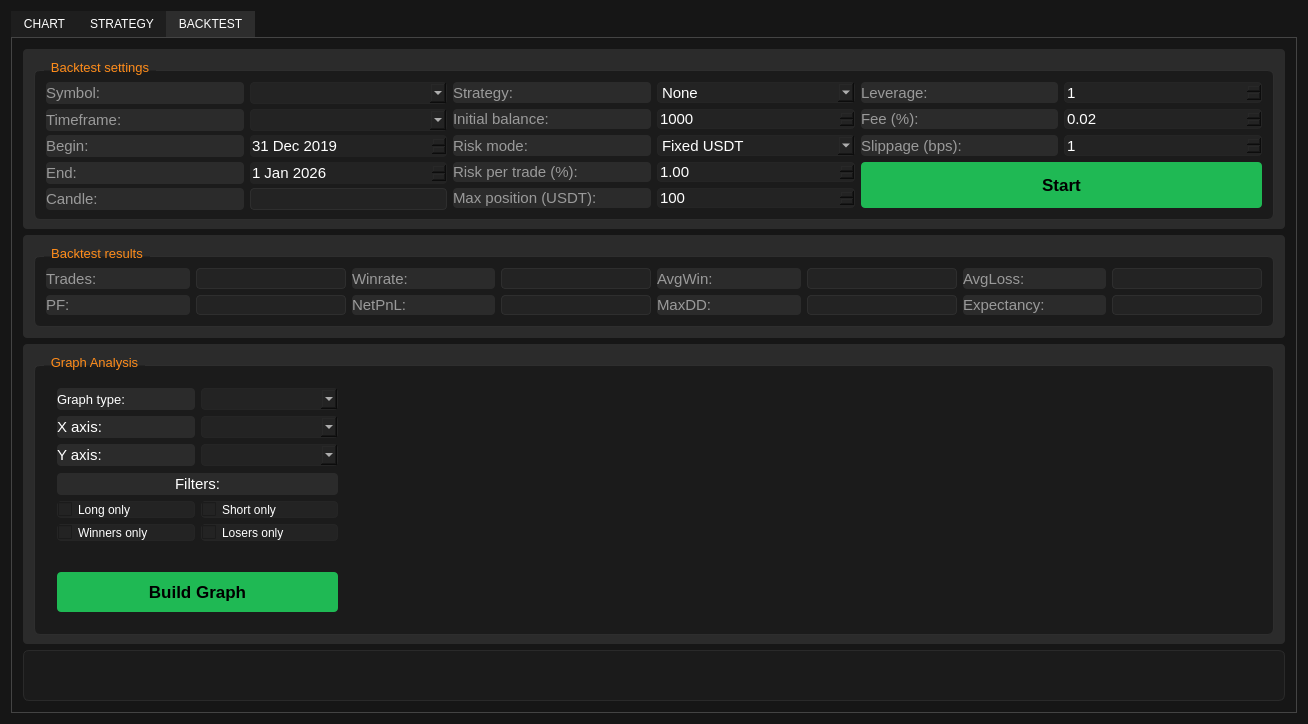
Above: src/ui/mainwindow.ui from BortonGo/TradeSoft before the change. Below: the same form after it.
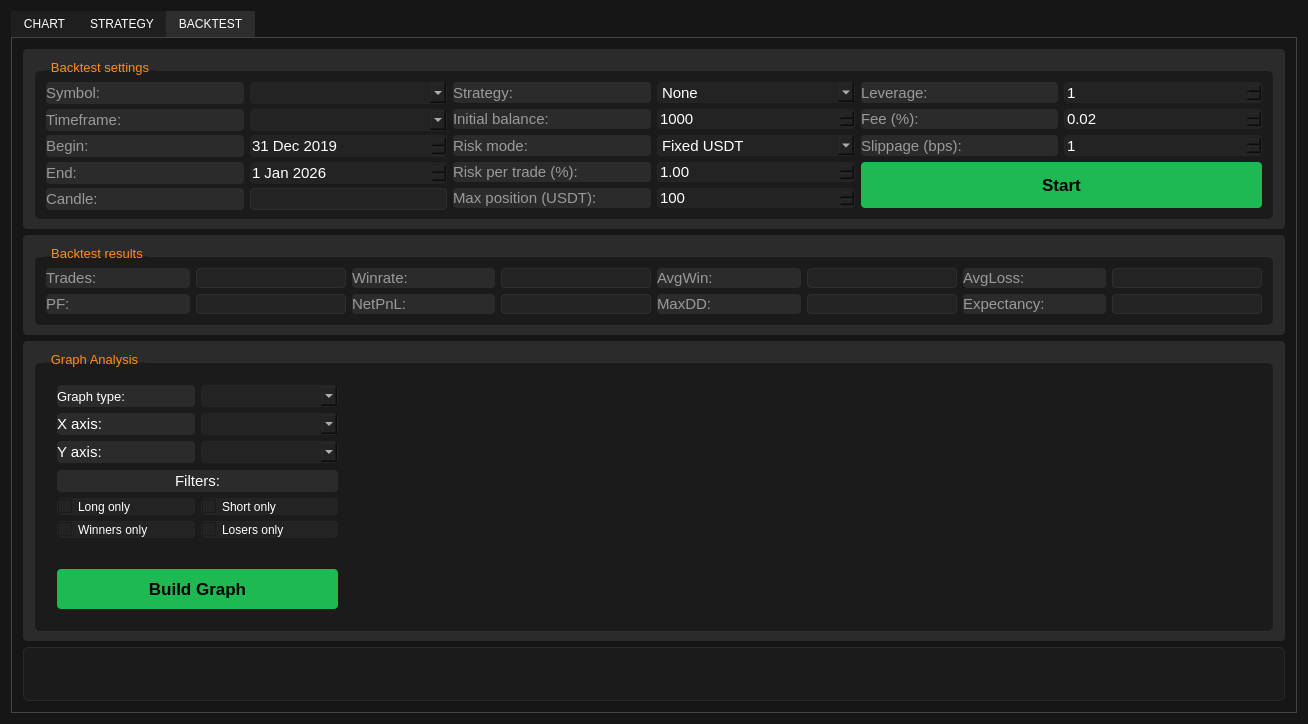
That is the form after the change. Custom widgets are drawn as their Qt base class.

```diff
--- a/src/ui/mainwindow.ui
+++ b/src/ui/mainwindow.ui
@@ -1371,7 +1371,7 @@
          <attribute name="title">
           <string>BACKTEST</string>
          </attribute>
-         <layout class="QVBoxLayout" name="verticalLayout_4" stretch="3,2,4,1">
+         <layout class="QVBoxLayout" name="verticalLayout_4" stretch="3,2,3,2">
           <item>
            <widget class="QFrame" name="BtSettingsFrame">
             <property name="sizePolicy">
@@ -2257,6 +2257,12 @@
               <height>100</height>
              </size>
             </property>
+            <property name="maximumSize">
+             <size>
+              <width>16777215</width>
+              <height>150</height>
+             </size>
+            </property>
             <property name="styleSheet">
              <string notr="true">background-color: rgb(43, 43, 43);
 color: white;                /* цвет текста */
@@ -2719,6 +2725,12 @@
                  <height>280</height>
                 </size>
                </property>
+               <property name="maximumSize">
+                <size>
+                 <width>16777215</width>
+                 <height>320</height>
+                </size>
+               </property>
                <property name="font">
                 <font>
                  <pointsize>10</pointsize>
@@ -3211,7 +3223,7 @@
             <property name="maximumSize">
              <size>
               <width>16777215</width>
-              <height>90</height>
+              <height>16777215</height>
              </size>
             </property>
             <property name="styleSheet">
```
Left out of the diff: 6 changed lines with no effect on the pictures.
